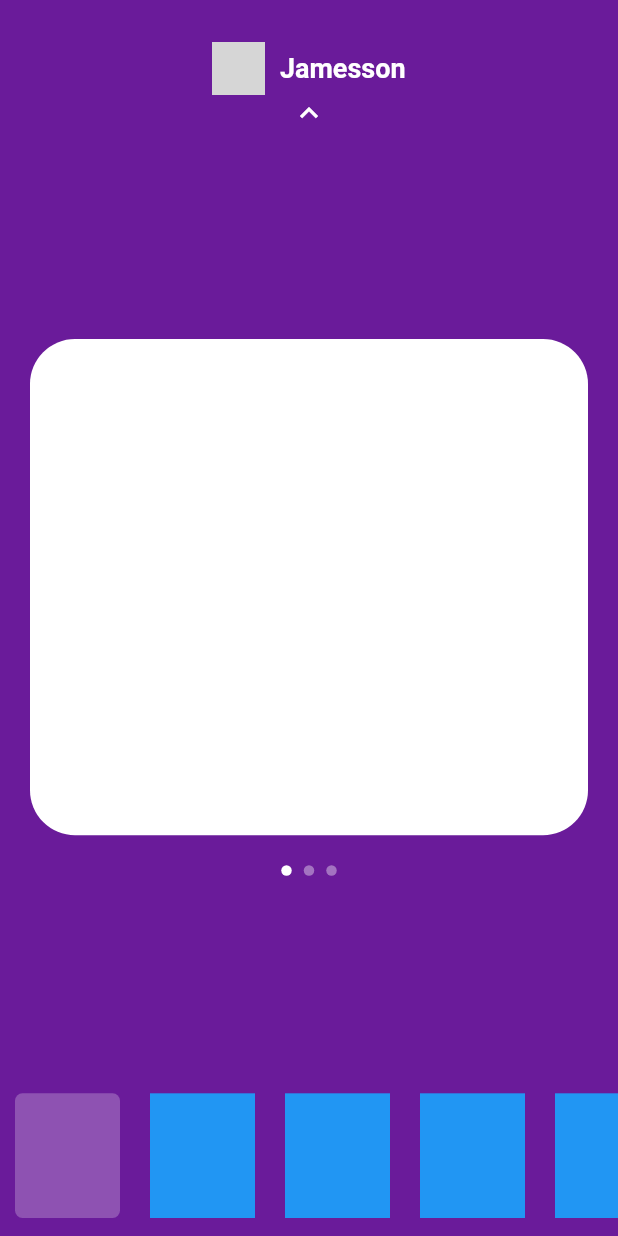
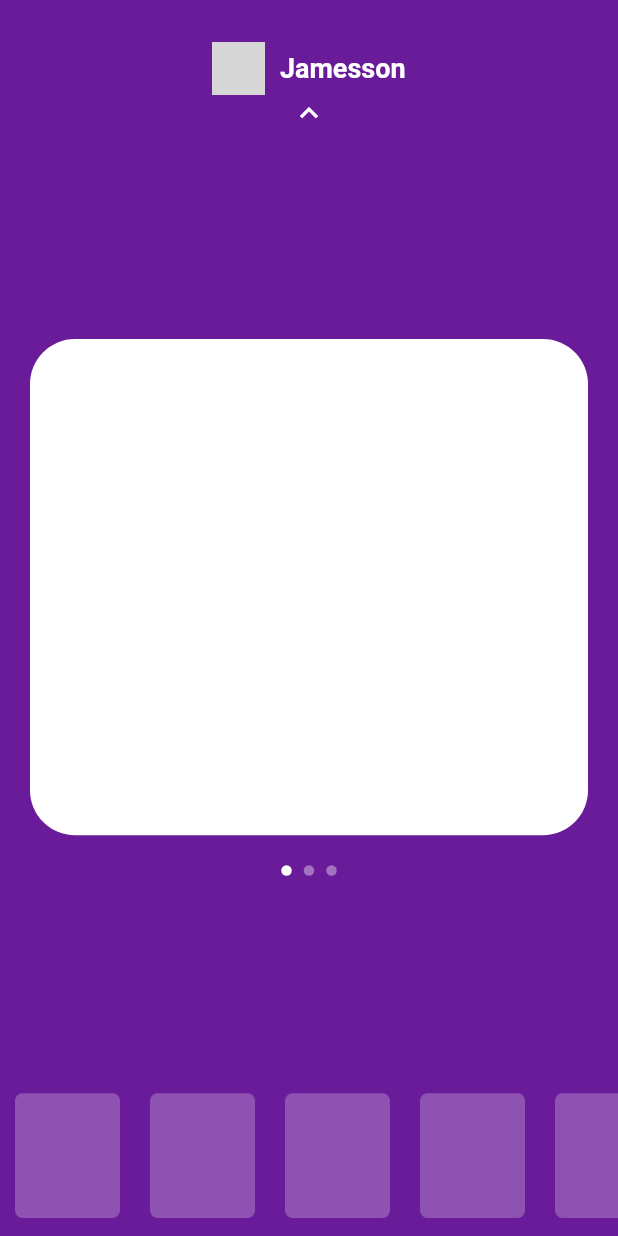
Before and after one commit to jamessonsena/nubank_flutter, a Flutter app: the screen it shows after launch, on a phone screen of 412 x 824 dp. Run offline on Flutter 3.47's test engine with Material 2 defaults, Android fonts, the phone set to English and light mode, and no system bars; network calls fail; grey boxes are pictures that could not be loaded.

Commit message:
Colocando em widget separado os itens do menu footer

```diff
--- a/nubank/lib/pages/home/home_page.dart
+++ b/nubank/lib/pages/home/home_page.dart
@@ -1,4 +1,5 @@
 import 'package:flutter/material.dart';
+import 'package:nubank/pages/home/widgets/item_menu_bottom.dart';
 import 'package:nubank/pages/home/widgets/menu_app.dart';
 import 'package:nubank/pages/home/widgets/my_app_bar.dart';
 import 'package:nubank/pages/home/widgets/my_dots_app.dart';
@@ -106,48 +107,11 @@ class _HomePageState extends State<HomePage> {
                   scrollDirection: Axis
                       .horizontal, // muito top esse elemento, trocando a direção da listview
                   children: <Widget>[
-                    Padding(
-                      padding: const EdgeInsets.symmetric(
-                          horizontal: 10, vertical: 12),
-                      child: Container(
-                        width: 70,
-                        decoration: BoxDecoration(
-                          borderRadius: BorderRadius.circular(5),
-                          color: Colors.white24,
-                        ),
-                        ),
-                    ),
-                    Padding(
-                      padding: const EdgeInsets.symmetric(
-                          horizontal: 10, vertical: 12),
-                      child: Container(
-                        width: 70,
-                        color: Colors.blue,
-                      ),
-                    ),
-                    Padding(
-                      padding: const EdgeInsets.symmetric(
-                          horizontal: 10, vertical: 12),
-                      child: Container(
-                        width: 70,
-                        color: Colors.blue,
-                      ),
-                    ),
-                    Padding(
-                      padding: const EdgeInsets.symmetric(
-                          horizontal: 10, vertical: 12),
-                      child: Container(
-                        width: 70,
-                        color: Colors.blue,
-                      ),
-                    ), Padding(
-                      padding: const EdgeInsets.symmetric(
-                          horizontal: 10, vertical: 12),
-                      child: Container(
-                        width: 70,
-                        color: Colors.blue,
-                      ),
-                    ),
+                    ItemMenuBottom(),
+                    ItemMenuBottom(),
+                    ItemMenuBottom(),
+                    ItemMenuBottom(),
+                    ItemMenuBottom(),
                   ],
                 ),
               ),
--- /dev/null
+++ b/nubank/lib/pages/home/widgets/item_menu_bottom.dart
@@ -0,0 +1,17 @@
+import 'package:flutter/material.dart';
+
+class ItemMenuBottom extends StatelessWidget {
+  @override
+  Widget build(BuildContext context) {
+    return Padding(
+      padding: const EdgeInsets.symmetric(horizontal: 10, vertical: 12),
+      child: Container(
+        width: 70,
+        decoration: BoxDecoration(
+          borderRadius: BorderRadius.circular(5),
+          color: Colors.white24,
+        ),
+      ),
+    );
+  }
+}
```
